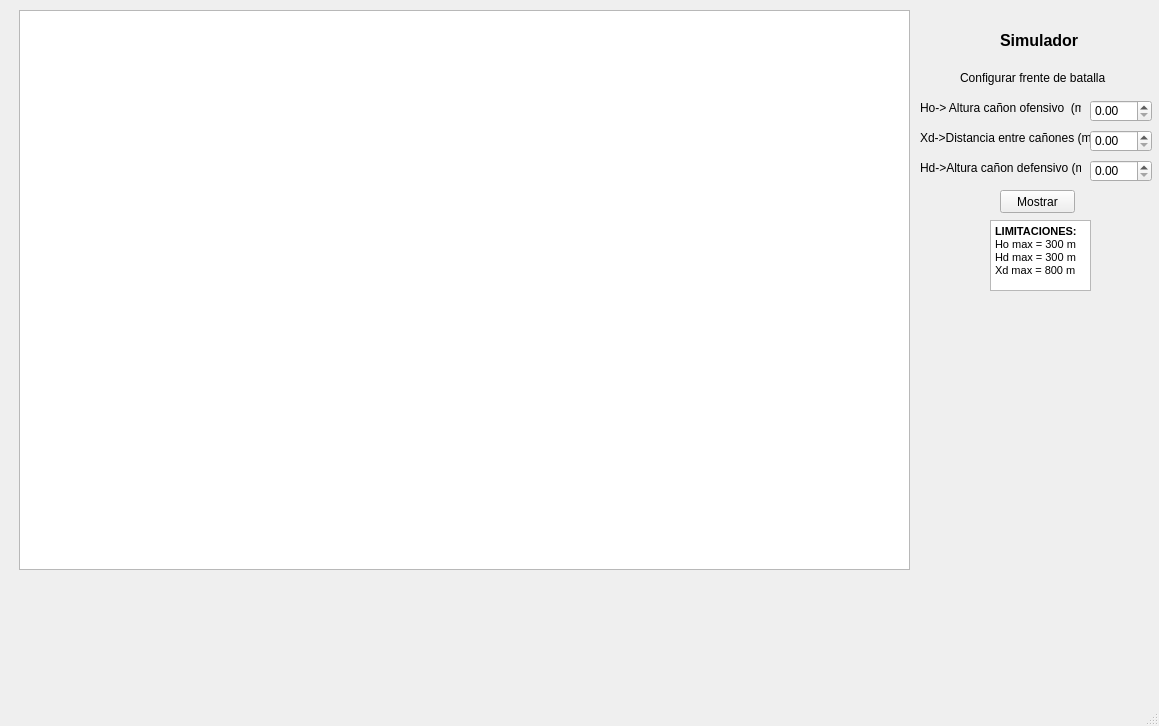
Qt form Parcial-Final/mainwindow.ui (Mauricioduque/Parcial-Final) before a commit.
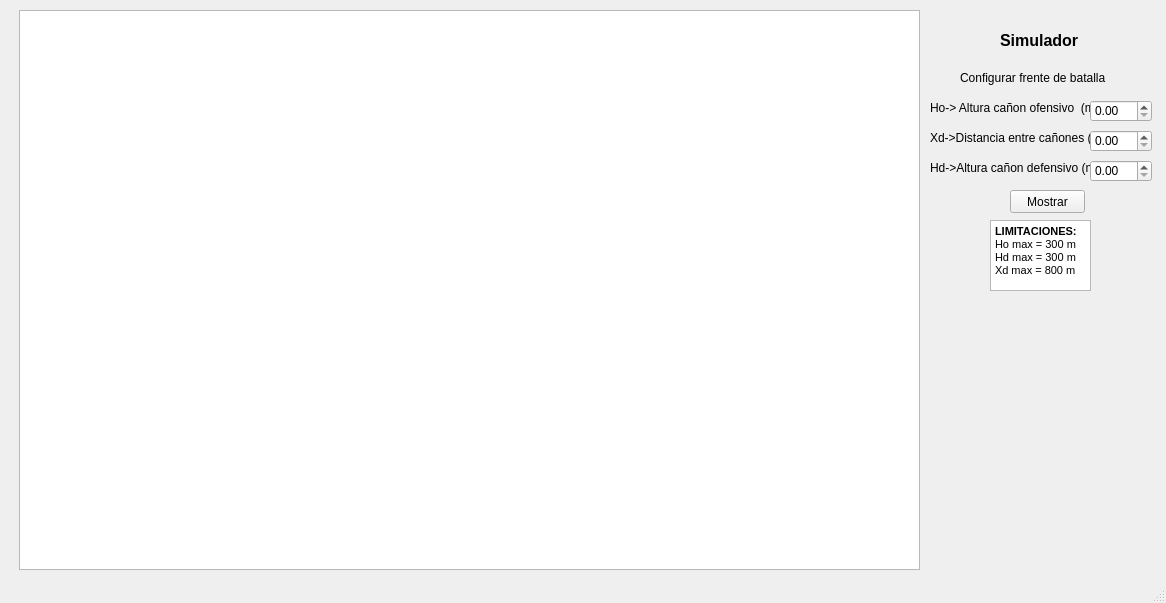
The same form after that commit.

Commit message: Se grafican las regiones de vulnerabilidad

```diff
--- a/Parcial-Final/mainwindow.ui
+++ b/Parcial-Final/mainwindow.ui
@@ -6,8 +6,8 @@
    <rect>
     <x>0</x>
     <y>0</y>
-    <width>1159</width>
-    <height>726</height>
+    <width>1166</width>
+    <height>603</height>
    </rect>
   </property>
   <property name="windowTitle">
@@ -19,7 +19,7 @@
      <rect>
       <x>19</x>
       <y>10</y>
-      <width>891</width>
+      <width>901</width>
       <height>560</height>
      </rect>
     </property>
@@ -43,7 +43,7 @@
    <widget class="QLabel" name="label_2">
     <property name="geometry">
      <rect>
-      <x>920</x>
+      <x>930</x>
       <y>100</y>
       <width>161</width>
       <height>16</height>
@@ -56,7 +56,7 @@
    <widget class="QLabel" name="label_3">
     <property name="geometry">
      <rect>
-      <x>920</x>
+      <x>930</x>
       <y>160</y>
       <width>161</width>
       <height>16</height>
@@ -69,7 +69,7 @@
    <widget class="QLabel" name="label_4">
     <property name="geometry">
      <rect>
-      <x>920</x>
+      <x>930</x>
       <y>130</y>
       <width>171</width>
       <height>16</height>
@@ -127,7 +127,7 @@
    <widget class="QPushButton" name="pushButton">
     <property name="geometry">
      <rect>
-      <x>1000</x>
+      <x>1010</x>
       <y>190</y>
       <width>75</width>
       <height>23</height>
```
The commit also changes 2 other files.
